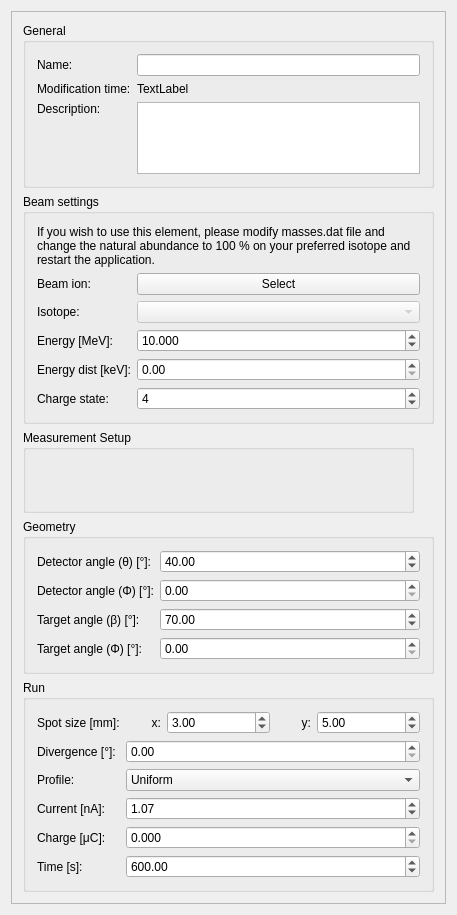
The window that ui_files/ui_measurement_settings_tab.ui (JYU-IBA/potku) describes before a commit, drawn with Qt 5.
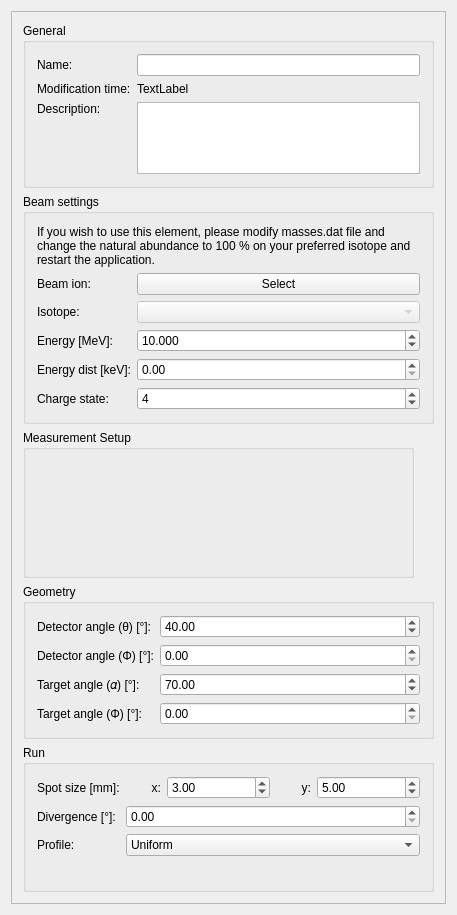
The same window after the commit.

Commit message: Remove unused spinboxes from measurement settings. Change symbols of angles (in UI).

```diff
--- a/ui_files/ui_measurement_settings_tab.ui
+++ b/ui_files/ui_measurement_settings_tab.ui
@@ -372,7 +372,7 @@
               <item row="2" column="0">
                <widget class="QLabel" name="label_16">
                 <property name="text">
-                 <string>Target angle (β) [°]:</string>
+                 <string>Target angle (𝛼) [°]:</string>
                 </property>
                </widget>
               </item>
@@ -558,57 +558,6 @@
                 </item>
                </widget>
               </item>
-              <item row="3" column="0">
-               <widget class="QLabel" name="label_12">
-                <property name="text">
-                 <string>Current [nA]:</string>
-                </property>
-               </widget>
-              </item>
-              <item row="3" column="1">
-               <widget class="QDoubleSpinBox" name="currentDoubleSpinBox">
-                <property name="decimals">
-                 <number>2</number>
-                </property>
-                <property name="maximum">
-                 <double>10000000000000000905969664.000000000000000</double>
-                </property>
-                <property name="value">
-                 <double>1.070000000000000</double>
-                </property>
-               </widget>
-              </item>
-              <item row="4" column="0">
-               <widget class="QLabel" name="label">
-                <property name="text">
-                 <string>Charge [μC]:</string>
-                </property>
-               </widget>
-              </item>
-              <item row="4" column="1">
-               <widget class="QDoubleSpinBox" name="runChargeDoubleSpinBox">
-                <property name="decimals">
-                 <number>3</number>
-                </property>
-               </widget>
-              </item>
-              <item row="5" column="0">
-               <widget class="QLabel" name="label_11">
-                <property name="text">
-                 <string>Time [s]:</string>
-                </property>
-               </widget>
-              </item>
-              <item row="5" column="1">
-               <widget class="QDoubleSpinBox" name="timeDoubleSpinBox">
-                <property name="maximum">
-                 <double>9999999999999999538762658202121142272.000000000000000</double>
-                </property>
-                <property name="value">
-                 <double>600.000000000000000</double>
-                </property>
-               </widget>
-              </item>
              </layout>
             </item>
            </layout>
```
The commit also changes 4 other files.
